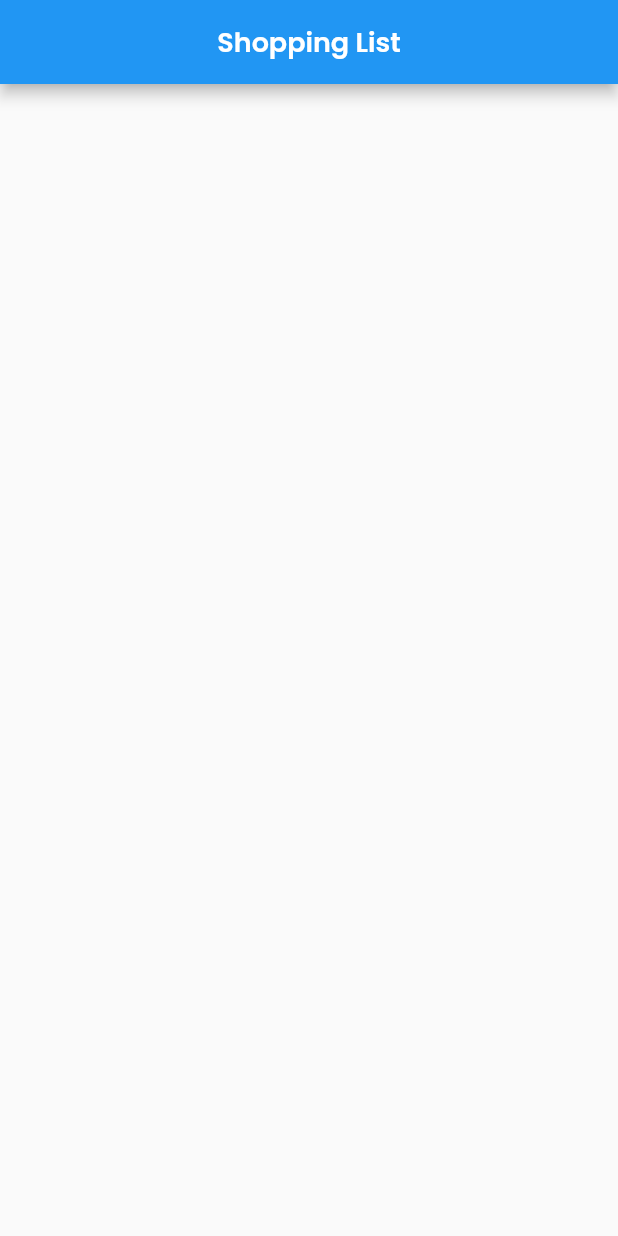
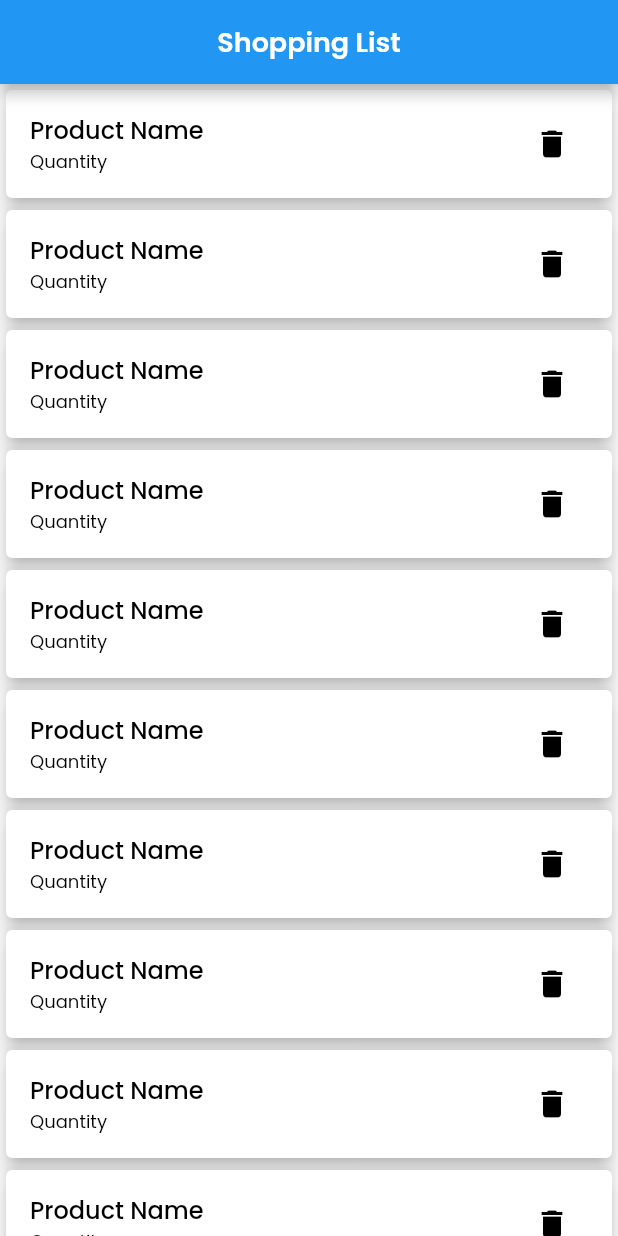
Before and after one commit to sohailokzz/shopping_list_app, a Flutter app: the screen it shows after launch, on a phone screen of 412 x 824 dp. Run offline on Flutter 3.47's test engine with Material 2 defaults, Android fonts, the phone set to English and light mode, and no system bars; our stand-ins replace google_fonts.

Commit message:
Shopping List Design

```diff
--- a/lib/views/shopping_list_view.dart
+++ b/lib/views/shopping_list_view.dart
@@ -1,5 +1,7 @@
 import 'package:flutter/material.dart';
 import 'package:google_fonts/google_fonts.dart';
+
+import '../model/product_model.dart';
 
 class ShoppingList extends StatefulWidget {
   const ShoppingList({Key? key}) : super(key: key);
@@ -9,6 +11,7 @@ class ShoppingList extends StatefulWidget {
 }
 
 class _ShoppingListState extends State<ShoppingList> {
+  List<ProductModel> allProducts = [];
   @override
   Widget build(BuildContext context) {
     return Scaffold(
@@ -22,6 +25,39 @@ class _ShoppingListState extends State<ShoppingList> {
         ),
         centerTitle: true,
       ),
+      body: ListView.builder(
+        itemCount: 10,
+        itemBuilder: ((context, index) {
+          return Card(
+            elevation: 5.0,
+            child: ListTile(
+              title: Text(
+                'Product Name',
+                style: GoogleFonts.poppins(
+                  fontSize: 16,
+                  fontWeight: FontWeight.w500,
+                  color: Colors.black,
+                ),
+              ),
+              subtitle: Text(
+                'Quantity',
+                style: GoogleFonts.poppins(
+                  fontSize: 12,
+                  fontWeight: FontWeight.w400,
+                  color: Colors.black,
+                ),
+              ),
+              trailing: IconButton(
+                onPressed: () {},
+                icon: const Icon(
+                  Icons.delete,
+                  color: Colors.black,
+                ),
+              ),
+            ),
+          );
+        }),
+      ),
     );
   }
 }
```
Also changed, not shown: 1 other file.
